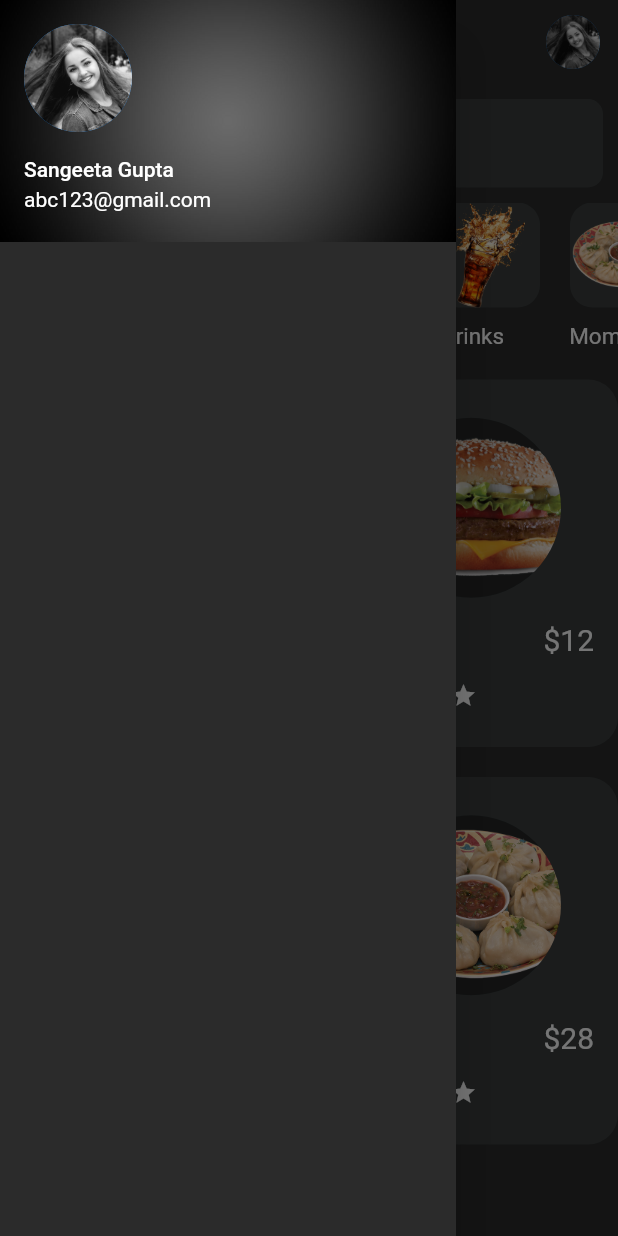
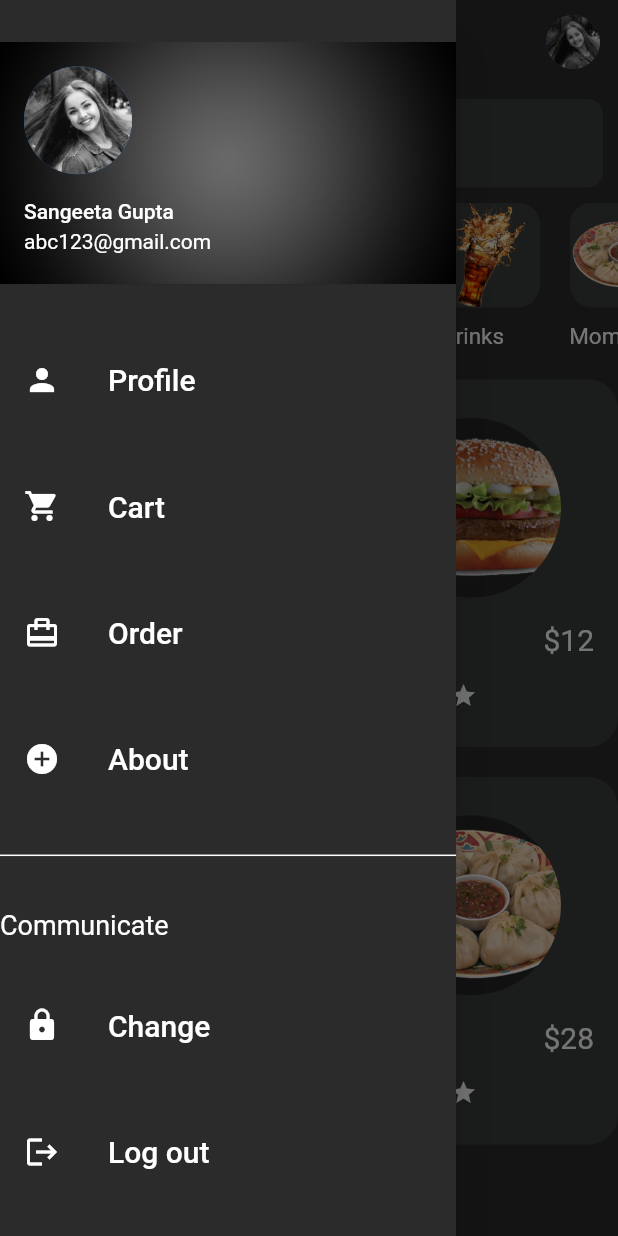
Before and after one commit to sangeeta2701/food-oredering-app, a Flutter app: the HomePage screen opened directly, with the side drawer open, on a phone screen of 412 x 824 dp. Run offline on Flutter 3.47's test engine with Material 2 defaults, Android fonts, the phone set to English and light mode, and no system bars; our stand-ins replace cloud_firestore, firebase_auth, firebase_core; accounts and stored records are empty.

Commit message:
food ordering app

```diff
--- a/lib/screens/home_page.dart
+++ b/lib/screens/home_page.dart
@@ -10,6 +10,19 @@ class HomePage extends StatefulWidget {
 }
 
 class _HomePageState extends State<HomePage> {
+  Widget drawerItem(String name, IconData icon) {
+    return ListTile(
+      leading: Icon(
+        icon,
+        color: Colors.white,
+      ),
+      title: Text(
+        name,
+        style: TextStyle(fontSize: 20, color: Colors.white),
+      ),
+    );
+  }
+
   @override
   Widget build(BuildContext context) {
     return Scaffold(
@@ -18,6 +31,8 @@ class _HomePageState extends State<HomePage> {
           color: Color(0xff2b2b2b),
           child: SafeArea(
             child: Column(
+              crossAxisAlignment: CrossAxisAlignment.start,
+              mainAxisAlignment: MainAxisAlignment.spaceEvenly,
               children: [
                 UserAccountsDrawerHeader(
                   decoration: BoxDecoration(
@@ -31,7 +46,24 @@ class _HomePageState extends State<HomePage> {
                   ),
                   accountName: Text("Sangeeta Gupta"),
                   accountEmail: Text("abc123@gmail.com"),
-                )
+                ),
+                drawerItem("Profile", Icons.person),
+                drawerItem("Cart", Icons.shopping_cart),
+                drawerItem("Order", Icons.card_travel),
+                drawerItem("About", Icons.add_circle),
+                Divider(
+                  thickness: 1,
+                  color: Colors.white,
+                ),
+                Text(
+                  "Communicate",
+                  style: TextStyle(
+                      color: Colors.white,
+                      fontSize: 18,
+                      fontWeight: FontWeight.w400),
+                ),
+                drawerItem("Change", Icons.lock),
+                drawerItem("Log out", Icons.logout),
               ],
             ),
           ),
```
